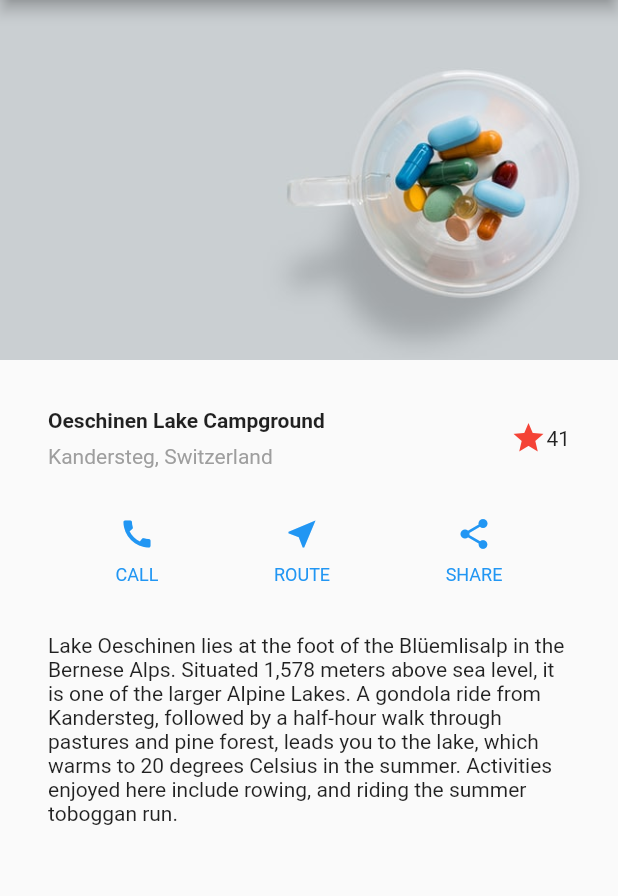
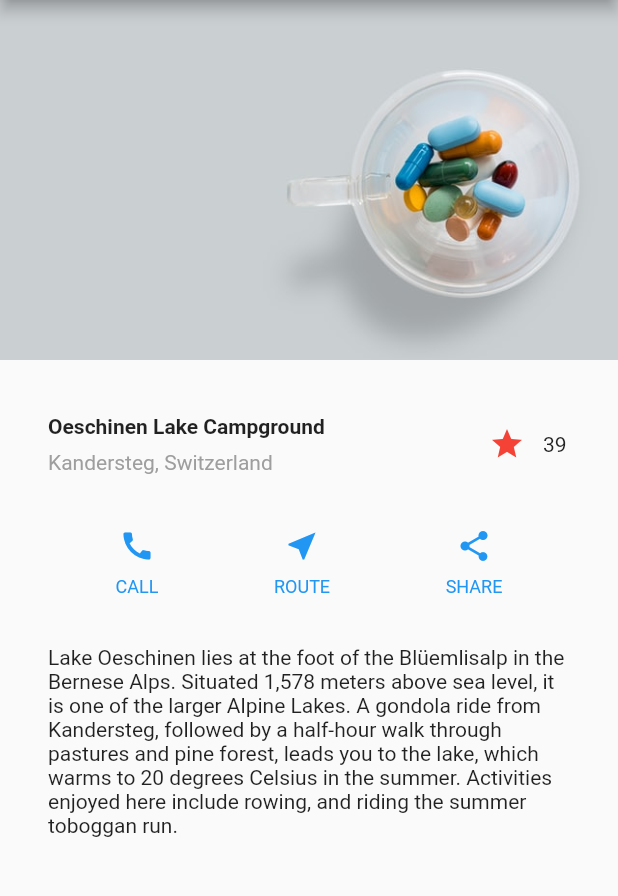
Before and after one commit to qwertymoscar/LearningFlutter, a Flutter app: the screen it shows after launch, on a phone screen of 412 x 824 dp, the part 84-980 px from its top. Run offline on Flutter 3.47's test engine with Material 2 defaults, Android fonts, the phone set to English and light mode, and no system bars.

```diff
--- a/layout/lib/main.dart
+++ b/layout/lib/main.dart
@@ -107,11 +107,52 @@ Widget titleSection = Container(
         ),
       ),
       /*3*/
-      Icon(
-        Icons.star,
-        color: Colors.red[500],
-      ),
-      Text('41'),
+      FavoriteWidget(),
     ],
   ),
 );
+
+
+class FavoriteWidget extends StatefulWidget{
+  @override
+  _FavoriteWidgetState createState() => _FavoriteWidgetState();
+}
+
+class _FavoriteWidgetState extends State<FavoriteWidget>{
+  bool _isFavorited = true;
+  int _favoriteCount = 39;
+
+  @override
+  Widget build(BuildContext context){
+    void _toggleFavorite(){
+      setState(() {
+        if (_isFavorited) {
+          _favoriteCount--;
+          _isFavorited = false;
+        } else {
+          _favoriteCount++;
+          _isFavorited = true;
+        }
+      });
+    }
+    return Row(
+      mainAxisSize: MainAxisSize.min,
+      children: [
+        Container(
+          padding: EdgeInsets.all(0),
+          child: IconButton(
+            icon: (_isFavorited ? Icon(Icons.star) : Icon(Icons.star_border)),
+            color: Colors.red[500],
+            onPressed: _toggleFavorite,
+            ),
+        ),
+        SizedBox(
+          width: 18,
+          child: Container(
+            child: Text('$_favoriteCount')
+          ),
+        )
+      ],
+    );
+  }
+}
```
Also changed, not shown: hello_world/lib/main.dart (deleted, +0 -108 lines), hello_world/pubspec.yaml (deleted, +0 -77 lines), hello_world/pubspec.lock (deleted), 59 other files.
